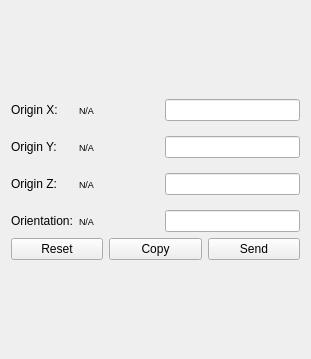
theilem/uavEE, file src/ground_station/src/Widgets/forms/WidgetLocalFrame.ui: the form before one commit.
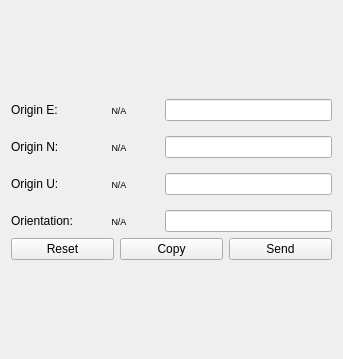
The form after the commit.

Commit message: Changed XYZ to ENU.

```diff
--- a/src/ground_station/src/Widgets/forms/WidgetLocalFrame.ui
+++ b/src/ground_station/src/Widgets/forms/WidgetLocalFrame.ui
@@ -6,7 +6,7 @@
    <rect>
     <x>0</x>
     <y>0</y>
-    <width>311</width>
+    <width>343</width>
     <height>359</height>
    </rect>
   </property>
@@ -43,7 +43,7 @@
        <item row="0" column="0">
         <widget class="QLabel" name="originXLabel">
          <property name="text">
-          <string>Origin X:</string>
+          <string>Origin E:</string>
          </property>
         </widget>
        </item>
@@ -81,6 +81,9 @@
          <property name="text">
           <string>N/A</string>
          </property>
+         <property name="alignment">
+          <set>Qt::AlignCenter</set>
+         </property>
         </widget>
        </item>
        <item row="0" column="2">
@@ -96,7 +99,7 @@
        <item row="1" column="0">
         <widget class="QLabel" name="originYLabel">
          <property name="text">
-          <string>Origin Y:</string>
+          <string>Origin N:</string>
          </property>
         </widget>
        </item>
@@ -134,6 +137,9 @@
          <property name="text">
           <string>N/A</string>
          </property>
+         <property name="alignment">
+          <set>Qt::AlignCenter</set>
+         </property>
         </widget>
        </item>
        <item row="1" column="2">
@@ -149,7 +155,7 @@
        <item row="2" column="0">
         <widget class="QLabel" name="originZLabel">
          <property name="text">
-          <string>Origin Z:</string>
+          <string>Origin U:</string>
          </property>
         </widget>
        </item>
@@ -187,6 +193,9 @@
          <property name="text">
           <string>N/A</string>
          </property>
+         <property name="alignment">
+          <set>Qt::AlignCenter</set>
+         </property>
         </widget>
        </item>
        <item row="2" column="2">
@@ -240,6 +249,9 @@
          <property name="text">
           <string>N/A</string>
          </property>
+         <property name="alignment">
+          <set>Qt::AlignCenter</set>
+         </property>
         </widget>
        </item>
        <item row="3" column="2">
```
Left out of the diff: 18 changed lines with no effect on the pictures. The commit also changes 1 other file.
